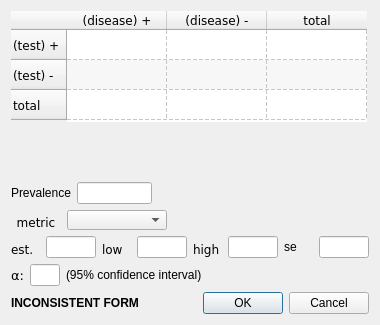
This is diagnostic_data_form.ui in bwallace/OpenMeta-analyst- as Qt 5 draws it before an edit. The edited form follows.
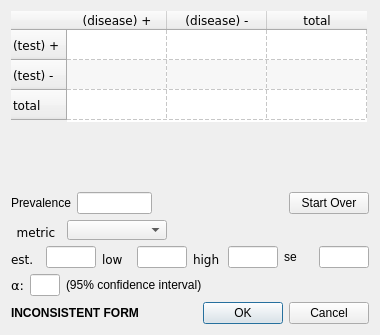
This is the edited form. Icons and pictures are not drawn.

Commit message: work on diagnostic form

The edit to the form file:
```diff
--- a/diagnostic_data_form.ui
+++ b/diagnostic_data_form.ui
@@ -7,7 +7,7 @@
     <x>0</x>
     <y>0</y>
     <width>380</width>
-    <height>325</height>
+    <height>335</height>
    </rect>
   </property>
   <property name="windowTitle">
@@ -153,6 +153,13 @@
        </property>
       </spacer>
      </item>
+     <item>
+      <widget class="QPushButton" name="startover_Btn">
+       <property name="text">
+        <string>Start Over</string>
+       </property>
+      </widget>
+     </item>
     </layout>
    </item>
    <item>
```
Left out of the diff: 2 changed lines with no effect on the pictures. The commit also changes 4 other files.
